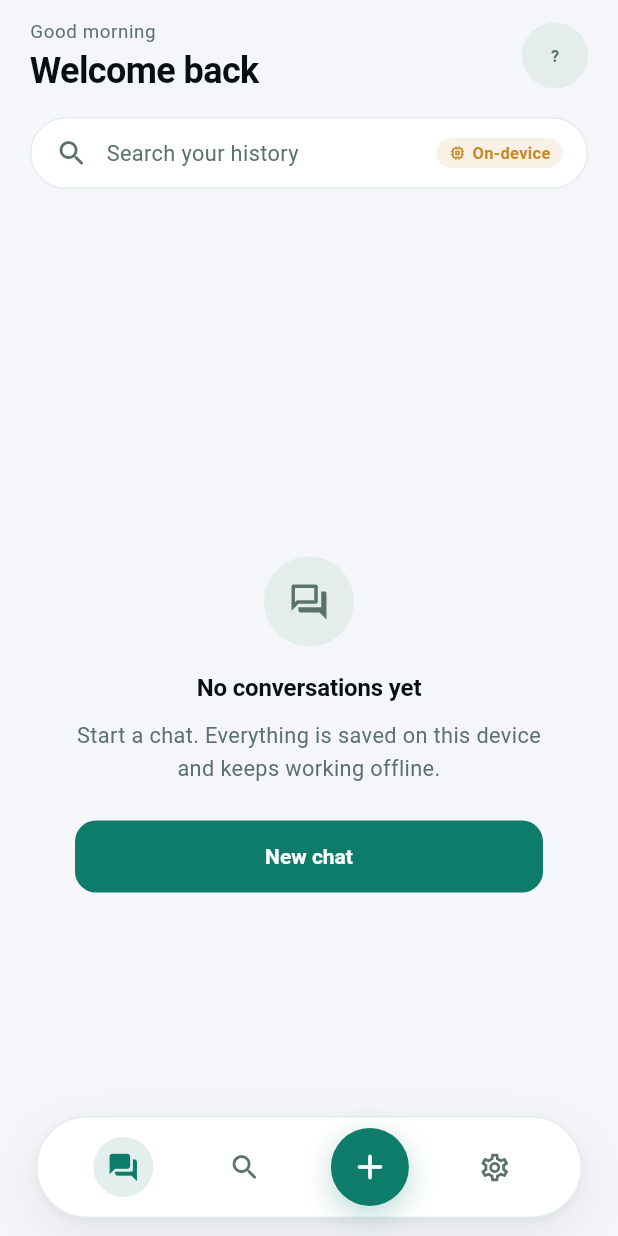
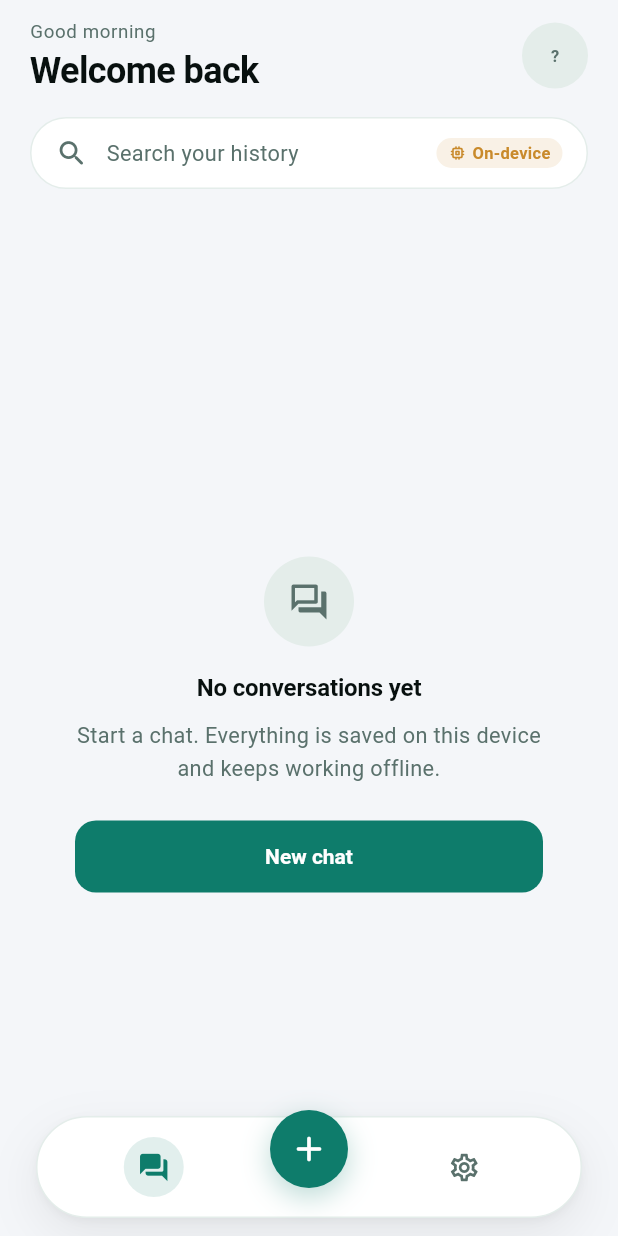
Before and after one commit to matthewraymondh/EVDEkimi-mobile, a Flutter app: the ConversationListScreen screen opened by its route, on a phone screen of 412 x 824 dp. Run offline on Flutter 3.47's test engine with Material 3 defaults, Android fonts, the phone set to English and light mode, and no system bars; our stand-ins replace connectivity_plus, dio, equatable, flutter_riverpod, flutter_secure_storage, go_router and 4 more; missing offline and left inert: google_mlkit_text_recognition, gpt_markdown, onnxruntime; accounts and stored records are empty.

Commit message:
refactor(ui): drop the search tab and raise the centre action
Search already had a prominent entry point on the home screen, so a permanent tab
for it was a second route to the same destination. Removing it is not only
tidier — it is what makes the bar's geometry work.

With two destinations the bar has three equal slots, so the primary action lands
at exactly 50%. That is the condition the raised treatment needed: lifting an
off-centre button reads as a mistake, which is why the previous version kept it
flat. Now it sits proudly above the bar, as the reference does, because the
structure finally supports it rather than because the effect was copied.

The bar's layout slot gained top padding equal to the lift, so the raised button
is contained rather than clipped at the edge.

Search moves out of the shell and is pushed from the home screen instead. It is
one focused task with an obvious way back, not a place you dwell — and as a
pushed route it now correctly gets a back button and drops the bottom padding it
was reserving for a navigation bar that is no longer on screen.

Two new route tests: that search is reachable but not a tab, and that the
destination count stays even, since the centred action depends on it.

123 tests, analyze clean, debug APK builds.

```diff
--- a/lib/app/home_shell.dart
+++ b/lib/app/home_shell.dart
@@ -38,6 +38,12 @@ class HomeShell extends ConsumerWidget {
   }
 }
 
+/// How far the primary action sits above the bar.
+///
+/// Only viable because there are exactly two destinations: the action lands at
+/// true centre, and lifting an off-centre element would look like a mistake.
+const double _actionLift = 12;
+
 /// A floating pill navigation bar with a raised primary action in the middle.
 class _FloatingNavBar extends ConsumerWidget {
   const _FloatingNavBar({
@@ -57,9 +63,12 @@ class _FloatingNavBar extends ConsumerWidget {
     return SafeArea(
       top: false,
       child: Padding(
+        // Top padding equal to the action's lift, so the bar's own layout slot
+        // is tall enough to contain it. Without this the raised button would be
+        // clipped at the top edge.
         padding: const EdgeInsets.fromLTRB(
           AppSpacing.xl,
-          0,
+          _actionLift,
           AppSpacing.xl,
           AppSpacing.md,
         ),
@@ -86,6 +95,8 @@ class _FloatingNavBar extends ConsumerWidget {
               ),
             ],
           ),
+          // Three equal slots, so the action lands at exactly 50% and the lift
+          // reads as deliberate rather than as a button that drifted.
           child: Row(
             mainAxisAlignment: MainAxisAlignment.spaceEvenly,
             children: [
@@ -97,20 +108,16 @@ class _FloatingNavBar extends ConsumerWidget {
                 badgeCount: pending,
                 onTap: () => onSelect(0),
               ),
-              _NavItem(
-                icon: Icons.search_rounded,
-                activeIcon: Icons.search_rounded,
-                label: 'Search',
-                isActive: currentIndex == 1,
-                onTap: () => onSelect(1),
+              Transform.translate(
+                offset: const Offset(0, -_actionLift),
+                child: _NewChatButton(onTap: onNewChat),
               ),
-              _NewChatButton(onTap: onNewChat),
               _NavItem(
                 icon: Icons.settings_outlined,
                 activeIcon: Icons.settings_rounded,
                 label: 'Settings',
-                isActive: currentIndex == 2,
-                onTap: () => onSelect(2),
+                isActive: currentIndex == 1,
+                onTap: () => onSelect(1),
               ),
             ],
           ),
--- a/lib/app/routes.dart
+++ b/lib/app/routes.dart
@@ -7,8 +7,13 @@ abstract final class AppRoutes {
   static const String signIn = '/sign-in';
   // --- Tabs, inside the navigation shell -----------------------------------
   static const String conversations = '/conversations';
+  static const String settings = '/settings';
+
+  /// Search is *not* a tab. It already has a prominent entry point on the home
+  /// screen, and a permanent tab for it would be a second route to the same
+  /// place — while costing the navigation bar the symmetry that lets its primary
+  /// action sit at true centre.
   static const String search = '/search';
-  static const String settings = '/settings';
 
   /// The chat thread deliberately sits *outside* the shell, so opening a
   /// conversation covers the navigation bar rather than sitting above it. A
@@ -28,5 +33,5 @@ abstract final class AppRoutes {
   static String chatPath(String conversationId) => '/chat/$conversationId';
 
   /// Tab order, used by the shell and its navigation bar.
-  static const List<String> tabs = [conversations, search, settings];
+  static const List<String> tabs = [conversations, settings];
 }
--- a/lib/features/chat/presentation/conversation_list_screen.dart
+++ b/lib/features/chat/presentation/conversation_list_screen.dart
@@ -41,7 +41,9 @@ class ConversationListScreen extends ConsumerWidget {
               // of the tab that already exists.
               onOpenSettings: () => context.go(AppRoutes.settings),
             ),
-            _SearchPrompt(onTap: () => context.go(AppRoutes.search)),
+            // `push`, not `go`: search is no longer a tab, so it belongs on top
+            // of this screen with a back button rather than replacing it.
+            _SearchPrompt(onTap: () => context.push(AppRoutes.search)),
             Expanded(
               child: conversationsAsync.when(
                 loading: () => const SkeletonList(),
--- a/lib/features/chat/presentation/search_screen.dart
+++ b/lib/features/chat/presentation/search_screen.dart
@@ -141,12 +141,13 @@ class _SearchScreenState extends ConsumerState<SearchScreen> {
     }
 
     return ListView.separated(
-      // Bottom room for the floating navigation bar, which overlaps content.
+      // Pushed over the shell, so the navigation bar is not visible here and no
+      // extra bottom room is needed for it.
       padding: const EdgeInsets.fromLTRB(
         AppSpacing.gutter,
         0,
         AppSpacing.gutter,
-        AppSpacing.xxxl * 2,
+        AppSpacing.xl,
       ),
       itemCount: _hits.length,
       separatorBuilder: (_, _) => const SizedBox(height: AppSpacing.sm),
```
Also changed, not shown: lib/app/app_router.dart (+7 -8 lines), 1 other file.
